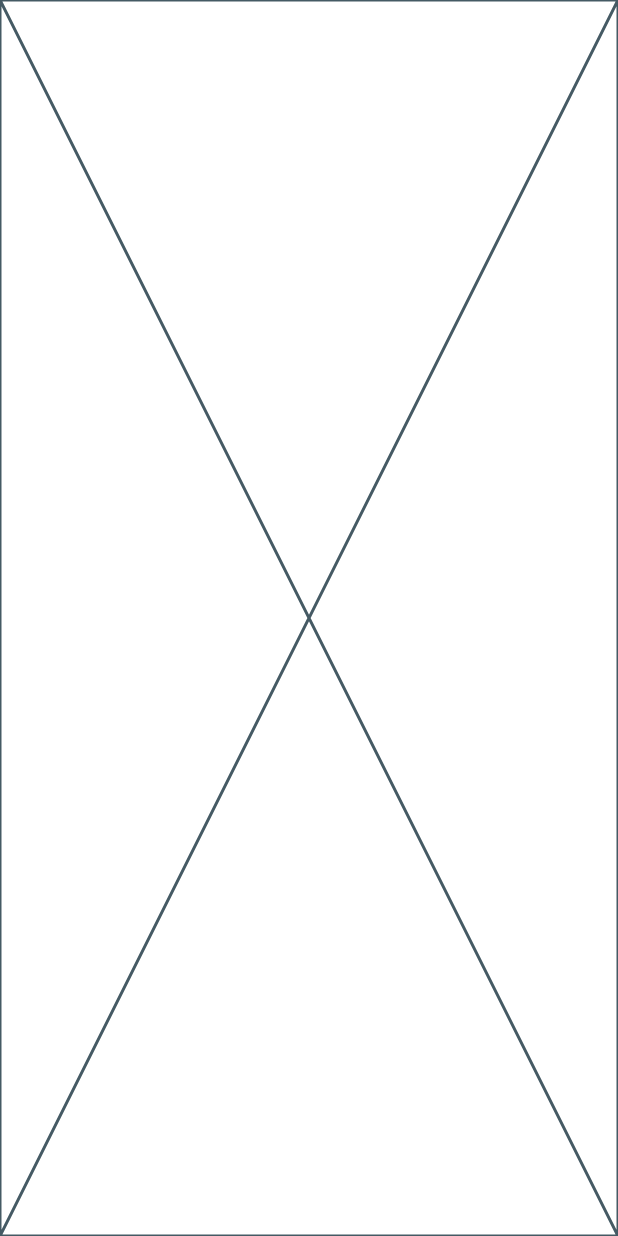
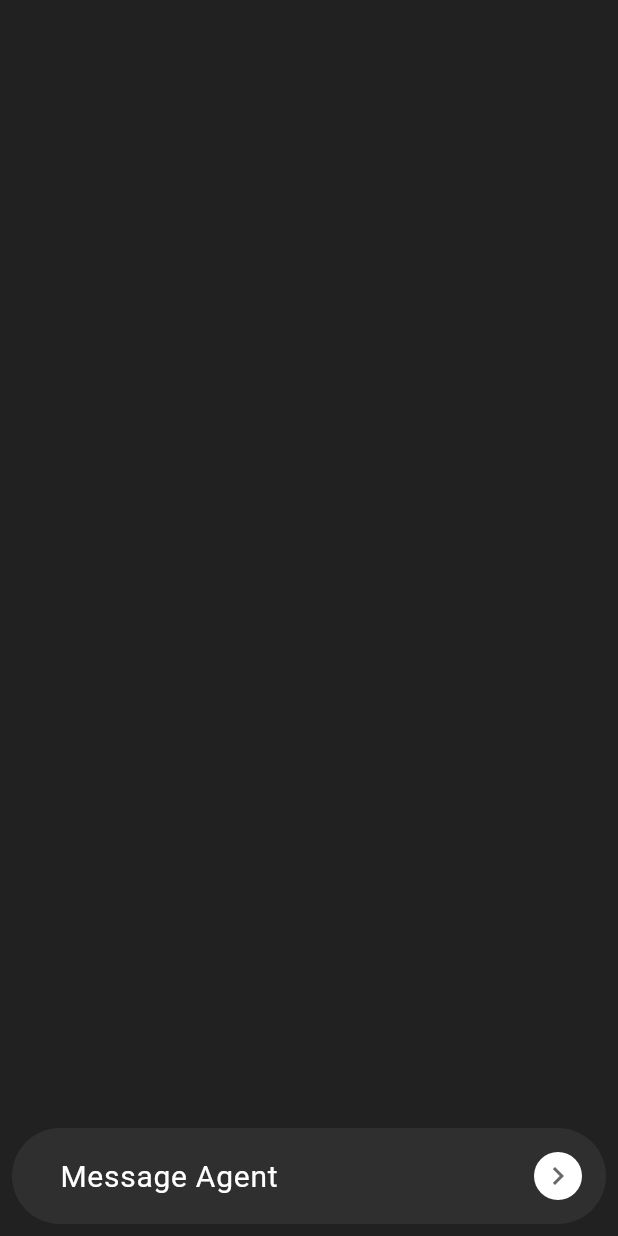
Before and after one commit to harshhrivastava/genfive, a Flutter app: the screen it shows after launch, on a phone screen of 412 x 824 dp. Run offline on Flutter 3.47's test engine with Material 3 defaults, Android fonts, the light colour scheme and no system bars; our stand-ins replace bloc.

Commit message:
Create Home Screen

```diff
--- a/lib/app.dart
+++ b/lib/app.dart
@@ -1,10 +1,14 @@
 import 'package:flutter/material.dart';
+import 'package:genfive/src/features/home/home.dart';
 
 class GenFiveApp extends StatelessWidget {
   const GenFiveApp({super.key});
 
   @override
   Widget build(BuildContext context) {
-    return const Placeholder();
+    return const MaterialApp(
+      home: Home(),
+      debugShowCheckedModeBanner: false,
+    );
   }
 }
--- /dev/null
+++ b/lib/src/features/home/home.dart
@@ -0,0 +1,92 @@
+import 'package:flutter/material.dart';
+
+class Home extends StatefulWidget {
+  const Home({super.key});
+
+  @override
+  State<Home> createState() => _HomeState();
+}
+
+class _HomeState extends State<Home> {
+  final TextEditingController _textEditingController = TextEditingController();
+
+  @override
+  Widget build(BuildContext context) {
+    return Scaffold(
+      backgroundColor: const Color(0xFF212121),
+      body: Column(
+        mainAxisSize: MainAxisSize.max,
+        mainAxisAlignment: MainAxisAlignment.end,
+        children: [
+          Expanded(
+            child: ListView.builder(
+              itemCount: 0,
+              itemBuilder: (context, index) {
+                // TODO: Create Message Widget
+                return Container();
+              },
+            ),
+          ),
+          Container(
+            height: 64,
+            padding: const EdgeInsets.all(8.0),
+            margin: const EdgeInsets.all(8.0),
+            decoration: BoxDecoration(
+              borderRadius: BorderRadius.circular(64.0),
+              color: const Color(0xFF2f2f2f),
+            ),
+            child: Row(
+              mainAxisSize: MainAxisSize.max,
+              mainAxisAlignment: MainAxisAlignment.spaceAround,
+              children: [
+                const SizedBox(width: 24),
+                Expanded(
+                  child: Center(
+                    child: TextField(
+                      controller: _textEditingController,
+                      style: const TextStyle(
+                        color: Colors.white,
+                        fontSize: 20.0,
+                        fontWeight: FontWeight.w400,
+                      ),
+                      decoration: const InputDecoration.collapsed(
+                        hintText: "Message Agent",
+                        hintStyle: TextStyle(
+                          color: Colors.white,
+                          fontWeight: FontWeight.w400,
+                          fontSize: 20.0,
+                        ),
+                      ),
+                    ),
+                  ),
+                ),
+                IconButton(
+                  onPressed: () {},
+                  color: Colors.black,
+                  icon: Container(
+                    height: 32,
+                    width: 32,
+                    decoration: BoxDecoration(
+                      color: Colors.white,
+                      borderRadius: BorderRadius.circular(16.0),
+                    ),
+                    child: Padding(
+                      padding: const EdgeInsets.all(4.0),
+                      child: Icon(
+                        Icons.keyboard_arrow_right,
+                        size: 24,
+                        color: _textEditingController.text.isEmpty
+                            ? const Color(0xFF676767)
+                            : Colors.white,
+                      ),
+                    ),
+                  ),
+                ),
+              ],
+            ),
+          ),
+        ],
+      ),
+    );
+  }
+}
```
